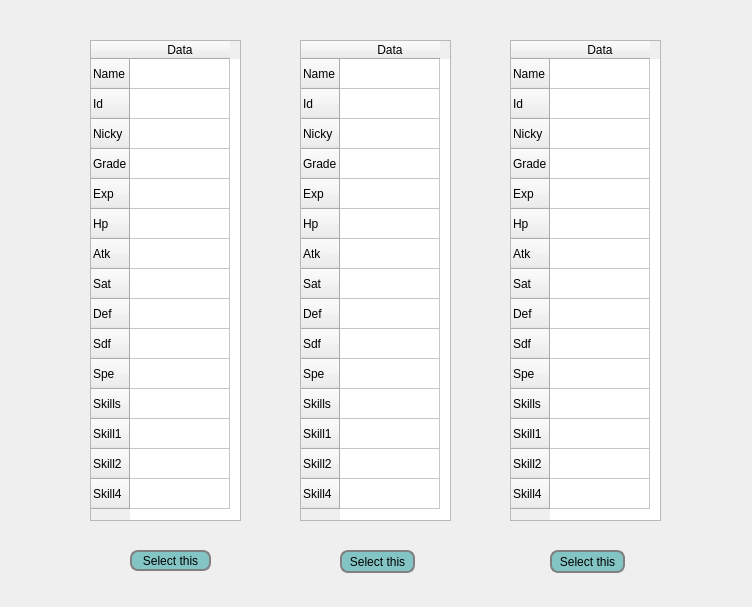
The window that QClient/throwpkm.ui (DarrenIce/QClient) describes before a commit, drawn with Qt 5.
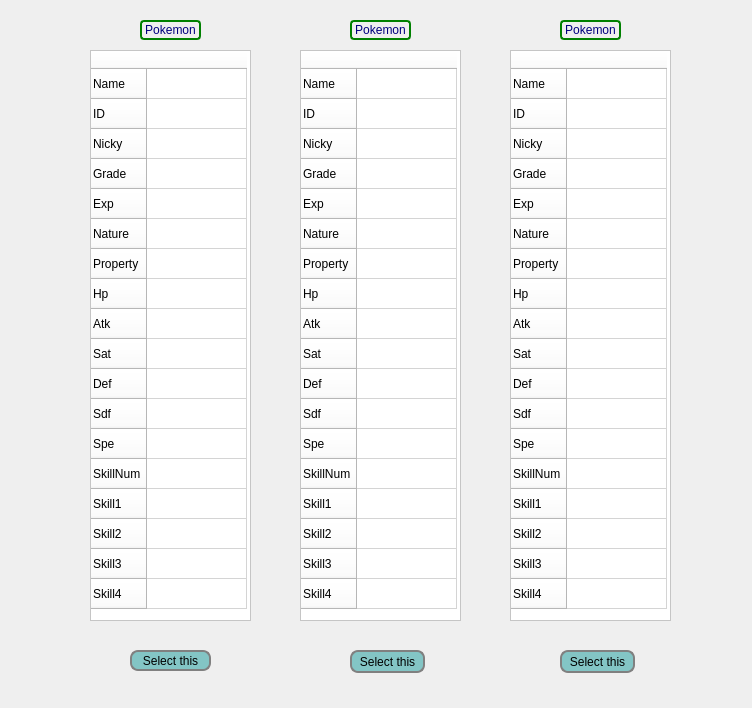
The same window after the commit.

```diff
--- a/QClient/throwpkm.ui
+++ b/QClient/throwpkm.ui
@@ -7,7 +7,7 @@
     <x>0</x>
     <y>0</y>
     <width>752</width>
-    <height>607</height>
+    <height>708</height>
    </rect>
   </property>
   <property name="windowTitle">
@@ -16,8 +16,8 @@
   <widget class="QPushButton" name="pushButton_3">
    <property name="geometry">
     <rect>
-     <x>550</x>
-     <y>550</y>
+     <x>560</x>
+     <y>650</y>
      <width>75</width>
      <height>23</height>
     </rect>
@@ -33,191 +33,11 @@
     <string>Select this</string>
    </property>
   </widget>
-  <widget class="QTableWidget" name="tableWidget">
-   <property name="geometry">
-    <rect>
-     <x>90</x>
-     <y>40</y>
-     <width>151</width>
-     <height>481</height>
-    </rect>
-   </property>
-   <row>
-    <property name="text">
-     <string>Name</string>
-    </property>
-   </row>
-   <row>
-    <property name="text">
-     <string>Id</string>
-    </property>
-   </row>
-   <row>
-    <property name="text">
-     <string>Nicky</string>
-    </property>
-   </row>
-   <row>
-    <property name="text">
-     <string>Grade</string>
-    </property>
-   </row>
-   <row>
-    <property name="text">
-     <string>Exp</string>
-    </property>
-   </row>
-   <row>
-    <property name="text">
-     <string>Hp</string>
-    </property>
-   </row>
-   <row>
-    <property name="text">
-     <string>Atk</string>
-    </property>
-   </row>
-   <row>
-    <property name="text">
-     <string>Sat</string>
-    </property>
-   </row>
-   <row>
-    <property name="text">
-     <string>Def</string>
-    </property>
-   </row>
-   <row>
-    <property name="text">
-     <string>Sdf</string>
-    </property>
-   </row>
-   <row>
-    <property name="text">
-     <string>Spe</string>
-    </property>
-   </row>
-   <row>
-    <property name="text">
-     <string>Skills</string>
-    </property>
-   </row>
-   <row>
-    <property name="text">
-     <string>Skill1</string>
-    </property>
-   </row>
-   <row>
-    <property name="text">
-     <string>Skill2</string>
-    </property>
-   </row>
-   <row>
-    <property name="text">
-     <string>Skill4</string>
-    </property>
-   </row>
-   <column>
-    <property name="text">
-     <string>Data</string>
-    </property>
-   </column>
-  </widget>
-  <widget class="QTableWidget" name="tableWidget_3">
-   <property name="geometry">
-    <rect>
-     <x>510</x>
-     <y>40</y>
-     <width>151</width>
-     <height>481</height>
-    </rect>
-   </property>
-   <row>
-    <property name="text">
-     <string>Name</string>
-    </property>
-   </row>
-   <row>
-    <property name="text">
-     <string>Id</string>
-    </property>
-   </row>
-   <row>
-    <property name="text">
-     <string>Nicky</string>
-    </property>
-   </row>
-   <row>
-    <property name="text">
-     <string>Grade</string>
-    </property>
-   </row>
-   <row>
-    <property name="text">
-     <string>Exp</string>
-    </property>
-   </row>
-   <row>
-    <property name="text">
-     <string>Hp</string>
-    </property>
-   </row>
-   <row>
-    <property name="text">
-     <string>Atk</string>
-    </property>
-   </row>
-   <row>
-    <property name="text">
-     <string>Sat</string>
-    </property>
-   </row>
-   <row>
-    <property name="text">
-     <string>Def</string>
-    </property>
-   </row>
-   <row>
-    <property name="text">
-     <string>Sdf</string>
-    </property>
-   </row>
-   <row>
-    <property name="text">
-     <string>Spe</string>
-    </property>
-   </row>
-   <row>
-    <property name="text">
-     <string>Skills</string>
-    </property>
-   </row>
-   <row>
-    <property name="text">
-     <string>Skill1</string>
-    </property>
-   </row>
-   <row>
-    <property name="text">
-     <string>Skill2</string>
-    </property>
-   </row>
-   <row>
-    <property name="text">
-     <string>Skill4</string>
-    </property>
-   </row>
-   <column>
-    <property name="text">
-     <string>Data</string>
-    </property>
-   </column>
-  </widget>
   <widget class="QPushButton" name="pushButton">
    <property name="geometry">
     <rect>
      <x>130</x>
-     <y>550</y>
+     <y>650</y>
      <width>81</width>
      <height>21</height>
     </rect>
@@ -233,101 +53,11 @@
     <string>Select this</string>
    </property>
   </widget>
-  <widget class="QTableWidget" name="tableWidget_2">
-   <property name="geometry">
-    <rect>
-     <x>300</x>
-     <y>40</y>
-     <width>151</width>
-     <height>481</height>
-    </rect>
-   </property>
-   <row>
-    <property name="text">
-     <string>Name</string>
-    </property>
-   </row>
-   <row>
-    <property name="text">
-     <string>Id</string>
-    </property>
-   </row>
-   <row>
-    <property name="text">
-     <string>Nicky</string>
-    </property>
-   </row>
-   <row>
-    <property name="text">
-     <string>Grade</string>
-    </property>
-   </row>
-   <row>
-    <property name="text">
-     <string>Exp</string>
-    </property>
-   </row>
-   <row>
-    <property name="text">
-     <string>Hp</string>
-    </property>
-   </row>
-   <row>
-    <property name="text">
-     <string>Atk</string>
-    </property>
-   </row>
-   <row>
-    <property name="text">
-     <string>Sat</string>
-    </property>
-   </row>
-   <row>
-    <property name="text">
-     <string>Def</string>
-    </property>
-   </row>
-   <row>
-    <property name="text">
-     <string>Sdf</string>
-    </property>
-   </row>
-   <row>
-    <property name="text">
-     <string>Spe</string>
-    </property>
-   </row>
-   <row>
-    <property name="text">
-     <string>Skills</string>
-    </property>
-   </row>
-   <row>
-    <property name="text">
-     <string>Skill1</string>
-    </property>
-   </row>
-   <row>
-    <property name="text">
-     <string>Skill2</string>
-    </property>
-   </row>
-   <row>
-    <property name="text">
-     <string>Skill4</string>
-    </property>
-   </row>
-   <column>
-    <property name="text">
-     <string>Data</string>
-    </property>
-   </column>
-  </widget>
   <widget class="QPushButton" name="pushButton_2">
    <property name="geometry">
     <rect>
-     <x>340</x>
-     <y>550</y>
+     <x>350</x>
+     <y>650</y>
      <width>75</width>
      <height>23</height>
     </rect>
@@ -343,6 +73,429 @@
     <string>Select this</string>
    </property>
   </widget>
+  <widget class="QTableWidget" name="UserPm_1">
+   <property name="geometry">
+    <rect>
+     <x>90</x>
+     <y>50</y>
+     <width>161</width>
+     <height>571</height>
+    </rect>
+   </property>
+   <property name="styleSheet">
+    <string notr="true">background-color: rgb(255, 255, 255);</string>
+   </property>
+   <property name="editTriggers">
+    <set>QAbstractItemView::NoEditTriggers</set>
+   </property>
+   <row>
+    <property name="text">
+     <string>Name</string>
+    </property>
+   </row>
+   <row>
+    <property name="text">
+     <string>ID</string>
+    </property>
+   </row>
+   <row>
+    <property name="text">
+     <string>Nicky</string>
+    </property>
+   </row>
+   <row>
+    <property name="text">
+     <string>Grade</string>
+    </property>
+   </row>
+   <row>
+    <property name="text">
+     <string>Exp</string>
+    </property>
+   </row>
+   <row>
+    <property name="text">
+     <string>Nature</string>
+    </property>
+   </row>
+   <row>
+    <property name="text">
+     <string>Property</string>
+    </property>
+   </row>
+   <row>
+    <property name="text">
+     <string>Hp</string>
+    </property>
+   </row>
+   <row>
+    <property name="text">
+     <string>Atk</string>
+    </property>
+   </row>
+   <row>
+    <property name="text">
+     <string>Sat</string>
+    </property>
+   </row>
+   <row>
+    <property name="text">
+     <string>Def</string>
+    </property>
+   </row>
+   <row>
+    <property name="text">
+     <string>Sdf</string>
+    </property>
+   </row>
+   <row>
+    <property name="text">
+     <string>Spe</string>
+    </property>
+   </row>
+   <row>
+    <property name="text">
+     <string>SkillNum</string>
+    </property>
+   </row>
+   <row>
+    <property name="text">
+     <string>Skill1</string>
+    </property>
+   </row>
+   <row>
+    <property name="text">
+     <string>Skill2</string>
+    </property>
+   </row>
+   <row>
+    <property name="text">
+     <string>Skill3</string>
+    </property>
+   </row>
+   <row>
+    <property name="text">
+     <string>Skill4</string>
+    </property>
+   </row>
+   <column>
+    <property name="text">
+     <string/>
+    </property>
+    <property name="foreground">
+     <brush brushstyle="NoBrush">
+      <color alpha="255">
+       <red>0</red>
+       <green>0</green>
+       <blue>0</blue>
+      </color>
+     </brush>
+    </property>
+   </column>
+  </widget>
+  <widget class="QTableWidget" name="UserPm_2">
+   <property name="geometry">
+    <rect>
+     <x>510</x>
+     <y>50</y>
+     <width>161</width>
+     <height>571</height>
+    </rect>
+   </property>
+   <property name="styleSheet">
+    <string notr="true">background-color: rgb(255, 255, 255);</string>
+   </property>
+   <property name="editTriggers">
+    <set>QAbstractItemView::NoEditTriggers</set>
+   </property>
+   <row>
+    <property name="text">
+     <string>Name</string>
+    </property>
+   </row>
+   <row>
+    <property name="text">
+     <string>ID</string>
+    </property>
+   </row>
+   <row>
+    <property name="text">
+     <string>Nicky</string>
+    </property>
+   </row>
+   <row>
+    <property name="text">
+     <string>Grade</string>
+    </property>
+   </row>
+   <row>
+    <property name="text">
+     <string>Exp</string>
+    </property>
+   </row>
+   <row>
+    <property name="text">
+     <string>Nature</string>
+    </property>
+   </row>
+   <row>
+    <property name="text">
+     <string>Property</string>
+    </property>
+   </row>
+   <row>
+    <property name="text">
+     <string>Hp</string>
+    </property>
+   </row>
+   <row>
+    <property name="text">
+     <string>Atk</string>
+    </property>
+   </row>
+   <row>
+    <property name="text">
+     <string>Sat</string>
+    </property>
+   </row>
+   <row>
+    <property name="text">
+     <string>Def</string>
+    </property>
+   </row>
+   <row>
+    <property name="text">
+     <string>Sdf</string>
+    </property>
+   </row>
+   <row>
+    <property name="text">
+     <string>Spe</string>
+    </property>
+   </row>
+   <row>
+    <property name="text">
+     <string>SkillNum</string>
+    </property>
+   </row>
+   <row>
+    <property name="text">
+     <string>Skill1</string>
+    </property>
+   </row>
+   <row>
+    <property name="text">
+     <string>Skill2</string>
+    </property>
+   </row>
+   <row>
+    <property name="text">
+     <string>Skill3</string>
+    </property>
+   </row>
+   <row>
+    <property name="text">
+     <string>Skill4</string>
+    </property>
+   </row>
+   <column>
+    <property name="text">
+     <string/>
+    </property>
+    <property name="foreground">
+     <brush brushstyle="NoBrush">
+      <color alpha="255">
+       <red>0</red>
+       <green>0</green>
+       <blue>0</blue>
+      </color>
+     </brush>
+    </property>
+   </column>
+  </widget>
+  <widget class="QTableWidget" name="UserPm_3">
+   <property name="geometry">
+    <rect>
+     <x>300</x>
+     <y>50</y>
+     <width>161</width>
+     <height>571</height>
+    </rect>
+   </property>
+   <property name="styleSheet">
+    <string notr="true">background-color: rgb(255, 255, 255);</string>
+   </property>
+   <property name="editTriggers">
+    <set>QAbstractItemView::NoEditTriggers</set>
+   </property>
+   <row>
+    <property name="text">
+     <string>Name</string>
+    </property>
+   </row>
+   <row>
+    <property name="text">
+     <string>ID</string>
+    </property>
+   </row>
+   <row>
+    <property name="text">
+     <string>Nicky</string>
+    </property>
+   </row>
+   <row>
+    <property name="text">
+     <string>Grade</string>
+    </property>
+   </row>
+   <row>
+    <property name="text">
+     <string>Exp</string>
+    </property>
+   </row>
+   <row>
+    <property name="text">
+     <string>Nature</string>
+    </property>
+   </row>
+   <row>
+    <property name="text">
+     <string>Property</string>
+    </property>
+   </row>
+   <row>
+    <property name="text">
+     <string>Hp</string>
+    </property>
+   </row>
+   <row>
+    <property name="text">
+     <string>Atk</string>
+    </property>
+   </row>
+   <row>
+    <property name="text">
+     <string>Sat</string>
+    </property>
+   </row>
+   <row>
+    <property name="text">
+     <string>Def</string>
+    </property>
+   </row>
+   <row>
+    <property name="text">
+     <string>Sdf</string>
+    </property>
+   </row>
+   <row>
+    <property name="text">
+     <string>Spe</string>
+    </property>
+   </row>
+   <row>
+    <property name="text">
+     <string>SkillNum</string>
+    </property>
+   </row>
+   <row>
+    <property name="text">
+     <string>Skill1</string>
+    </property>
+   </row>
+   <row>
+    <property name="text">
+     <string>Skill2</string>
+    </property>
+   </row>
+   <row>
+    <property name="text">
+     <string>Skill3</string>
+    </property>
+   </row>
+   <row>
+    <property name="text">
+     <string>Skill4</string>
+    </property>
+   </row>
+   <column>
+    <property name="text">
+     <string/>
+    </property>
+    <property name="foreground">
+     <brush brushstyle="NoBrush">
+      <color alpha="255">
+       <red>0</red>
+       <green>0</green>
+       <blue>0</blue>
+      </color>
+     </brush>
+    </property>
+   </column>
+  </widget>
+  <widget class="QLabel" name="label_4">
+   <property name="geometry">
+    <rect>
+     <x>560</x>
+     <y>20</y>
+     <width>61</width>
+     <height>20</height>
+    </rect>
+   </property>
+   <property name="styleSheet">
+    <string notr="true">color: rgb(0, 0, 127);
+	border: 2px solid green;
+    border-radius: 4px;</string>
+   </property>
+   <property name="text">
+    <string>Pokemon</string>
+   </property>
+   <property name="alignment">
+    <set>Qt::AlignCenter</set>
+   </property>
+  </widget>
+  <widget class="QLabel" name="label_5">
+   <property name="geometry">
+    <rect>
+     <x>350</x>
+     <y>20</y>
+     <width>61</width>
+     <height>20</height>
+    </rect>
+   </property>
+   <property name="styleSheet">
+    <string notr="true">color: rgb(0, 0, 127);
+	border: 2px solid green;
+    border-radius: 4px;</string>
+   </property>
+   <property name="text">
+    <string>Pokemon</string>
+   </property>
+   <property name="alignment">
+    <set>Qt::AlignCenter</set>
+   </property>
+  </widget>
+  <widget class="QLabel" name="label_6">
+   <property name="geometry">
+    <rect>
+     <x>140</x>
+     <y>20</y>
+     <width>61</width>
+     <height>20</height>
+    </rect>
+   </property>
+   <property name="styleSheet">
+    <string notr="true">color: rgb(0, 0, 127);
+	border: 2px solid green;
+    border-radius: 4px;</string>
+   </property>
+   <property name="text">
+    <string>Pokemon</string>
+   </property>
+   <property name="alignment">
+    <set>Qt::AlignCenter</set>
+   </property>
+  </widget>
  </widget>
  <layoutdefault spacing="6" margin="11"/>
  <resources/>
```
